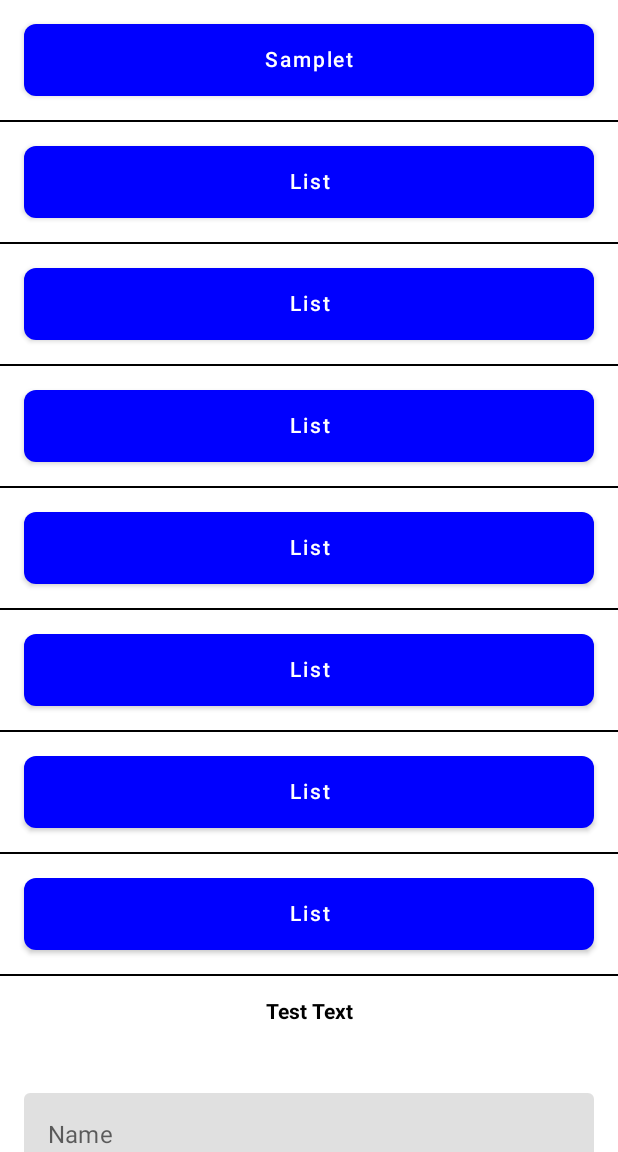
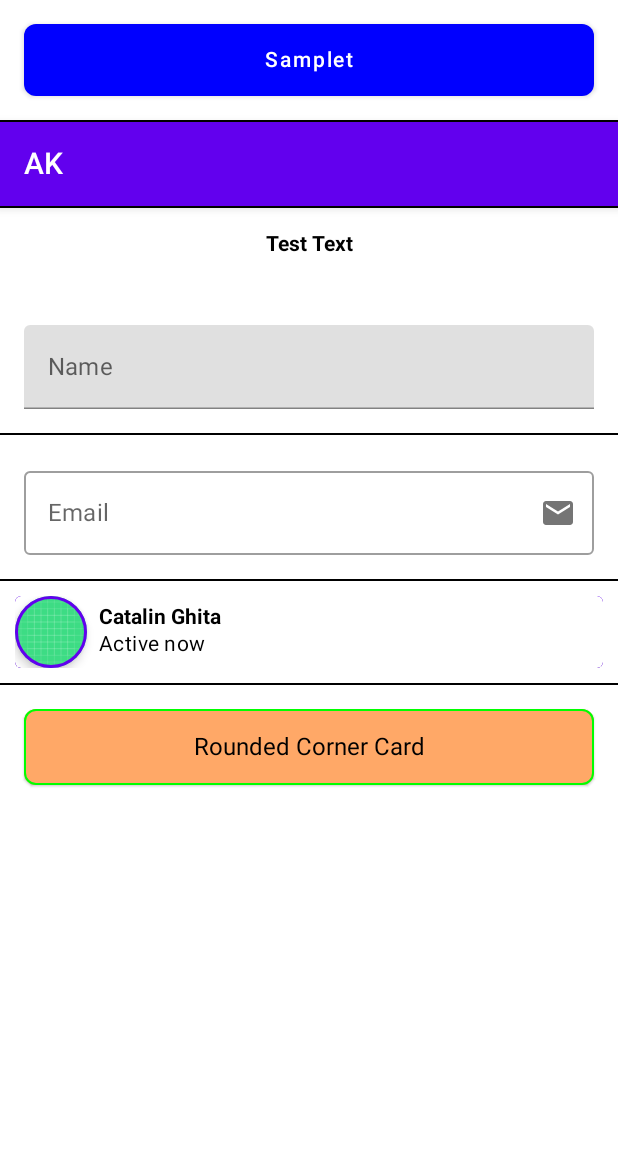
Before and after one commit to ajinkumar/jetpack_compose, an Android app built with Jetpack Compose: the screen it shows after launch (MainActivity), after a tap on "Menu Btn", on a phone screen of 412 x 824 dp, the part 84-1236 px from its top. Run offline under Robolectric (Android 15) with nearby library versions, the phone set to English and light mode, and no system bars.

Commit message:
UI components updated

```diff
--- a/app/src/main/AndroidManifest.xml
+++ b/app/src/main/AndroidManifest.xml
@@ -12,7 +12,7 @@
         android:supportsRtl="true"
         android:theme="@style/Theme.JetPackCompose">
         <activity
-            android:name=".MainActivity"
+            android:name=".activity.MainActivity"
             android:exported="true">
             <intent-filter>
                 <action android:name="android.intent.action.MAIN" />
@@ -21,7 +21,7 @@
             </intent-filter>
         </activity>
 
-        <activity android:name=".SampleListActivity"/>
+        <activity android:name=".activity.SampleListActivity"/>
     </application>
 
 </manifest>
--- a/app/src/main/java/com/example/jetpackcompose/MainActivity.kt
+++ /dev/null
@@ -1,233 +0,0 @@
-package com.example.jetpackcompose
-
-import android.content.Context
-import android.content.Intent
-import android.os.Bundle
-import androidx.activity.ComponentActivity
-import androidx.activity.compose.setContent
-import androidx.compose.foundation.layout.*
-import androidx.compose.foundation.shape.RoundedCornerShape
-import androidx.compose.material.*
-import androidx.compose.material.SnackbarDefaults.backgroundColor
-import androidx.compose.material.icons.Icons
-import androidx.compose.material.icons.filled.Menu
-import androidx.compose.ui.Alignment
-import androidx.compose.ui.Modifier
-import androidx.compose.ui.graphics.Color
-import androidx.compose.ui.res.colorResource
-import androidx.compose.ui.text.TextStyle
-import androidx.compose.ui.text.font.FontWeight
-import androidx.compose.ui.text.style.TextAlign
-import androidx.compose.ui.text.style.TextOverflow
-import androidx.compose.ui.tooling.preview.Preview
-import androidx.compose.ui.tooling.preview.PreviewParameter
-import androidx.compose.ui.tooling.preview.PreviewParameterProvider
-import androidx.compose.ui.unit.dp
-import androidx.compose.foundation.layout.Arrangement as Arrangement1
-import androidx.compose.foundation.lazy.LazyColumn
-import androidx.compose.foundation.rememberScrollState
-import androidx.compose.foundation.verticalScroll
-import androidx.compose.ui.text.input.KeyboardType
-import androidx.compose.material.TextField
-import androidx.compose.material.icons.filled.Email
-import androidx.compose.runtime.*
-import androidx.compose.ui.text.input.TextFieldValue
-
-
-class MainActivity : ComponentActivity() {
-    override fun onCreate(savedInstanceState: Bundle?) {
-        super.onCreate(savedInstanceState)
-        setContent {
-            Column(
-                Modifier
-                    .fillMaxSize() // first, set the max size
-                    .verticalScroll(rememberScrollState()) // then set the scroll
-            ) {
-                Surface(color = MaterialTheme.colors.background) {
-                    ToolbarWidget();
-                }
-
-                ButtonComponent(
-                    intent = Intent(this@MainActivity, SampleListActivity::class.java),
-                    buttonText = "Samplet"
-                )
-
-                Divider(color = Color.Black)
-
-                ButtonComponent(
-                    intent = Intent(this@MainActivity, SampleListActivity::class.java),
-                    buttonText = "List"
-                )
-
-                Divider(color = Color.Black)
-
-                ButtonComponent(
-                    intent = Intent(this@MainActivity, SampleListActivity::class.java),
-                    buttonText = "List"
-                )
-
-                Divider(color = Color.Black)
-
-                ButtonComponent(
-                    intent = Intent(this@MainActivity, SampleListActivity::class.java),
-                    buttonText = "List"
-                )
-
-                Divider(color = Color.Black)
-
-                ButtonComponent(
-                    intent = Intent(this@MainActivity, SampleListActivity::class.java),
-                    buttonText = "List"
-                )
-
-                Divider(color = Color.Black)
-
-                ButtonComponent(
-                    intent = Intent(this@MainActivity, SampleListActivity::class.java),
-                    buttonText = "List"
-                )
-
-                Divider(color = Color.Black)
-
-                ButtonComponent(
-                    intent = Intent(this@MainActivity, SampleListActivity::class.java),
-                    buttonText = "List"
-                )
-
-                Divider(color = Color.Black)
-
-                ButtonComponent(
-                    intent = Intent(this@MainActivity, SampleListActivity::class.java),
-                    buttonText = "List"
-                )
-
-                Divider(color = Color.Black)
-
-                SetTextStyling("Test Text")
-
-                LabelAndPlaceHolder()
-
-                TextFieldWithIcons()
-
-            }
-        }
-    }
-
-    override fun onResume() {
-        super.onResume()
-    }
-
-    @Composable
-    fun LabelAndPlaceHolder() {
-        var text by remember { mutableStateOf(TextFieldValue("")) }
-
-        TextField(
-            value = text,
-            onValueChange = {
-                text = it
-            },
-            label = { Text(text = "Name") },
-            placeholder = { Text(text = "Name") },
-            modifier = Modifier
-                .padding(16.dp)
-                .fillMaxWidth(),
-            )
-    }
-
-    @Composable
-    fun TextFieldWithIcons() {
-        var text by remember { mutableStateOf(TextFieldValue("")) }
-        return OutlinedTextField(
-            value = text,
-//            leadingIcon = { Icon(imageVector = Icon, contentDescription = "emailIcon") },
-            trailingIcon = { Icon(imageVector = Icons.Default.Email, contentDescription = null) },
-            onValueChange = {
-                text = it
-            },
-            label = { Text(text = "Email address") },
-            placeholder = { Text(text = "Enter your e-mail") },
-        )
-    }
-
-    @Composable
-    fun ButtonComponent(intent: Intent, buttonText: String) {
-        Button(
-            onClick = {
-                startActivity(intent)
-            },
-            modifier = Modifier
-                .padding(16.dp)
-                .fillMaxWidth(),
-            shape = RoundedCornerShape(8.dp),
-            colors = ButtonDefaults.buttonColors(backgroundColor = Color.Blue)
-        ) {
-            Text(
-                modifier = Modifier
-                    .fillMaxSize()
-                    .padding(8.dp),
-                text = buttonText,
-                textAlign = TextAlign.Center,
-                color = Color.White
-            )
-        }
-    }
-
-    @Preview(showBackground = true)
-    @Composable
-    fun DefaultPreview() {
-        ToolbarWidget();
-    }
-
-    @Composable
-    fun ToolbarWidget() {
-        TopAppBar(
-            title = {
-                Text(text = "JetPack Compose")
-            },
-            navigationIcon = {
-                IconButton(onClick = { }) {
-                    Icon(imageVector = Icons.Filled.Menu, contentDescription = "Menu Btn")
-                }
-            },
-            backgroundColor = Color.Cyan,
-            contentColor = Color.White,
-            elevation = 2.dp
-        )
-    }
-
-
-    @Composable
-    fun SetTextStyling(displayText: String, style: TextStyle? = null, maxLines: Int? = null) {
-        Text(
-            text = displayText,
-            modifier = Modifier
-                .padding(16.dp)
-                .fillMaxWidth()
-                .heightIn(30.dp),
-            style = style ?: TextStyle.Default,
-            fontWeight = FontWeight.Bold,
-            overflow = TextOverflow.Ellipsis,
-            maxLines = maxLines ?: Int.MAX_VALUE,
-            textAlign = TextAlign.Center
-        )
-    }
-
-
-
-
-    data class User(val name :String, val maxLine :Int)
-
-    class SampleUserProvider: PreviewParameterProvider<User> {
-        override val values = sequenceOf(User("Jens", 5) ,User("Jim", 44))
-    }
-
-
-}
-
-
-
-@Preview(showBackground = true, backgroundColor = 0xFF00FF00, widthDp = 50, heightDp = 100)
-@Composable
-fun WithGreenBackground() {
-    Text("Hello World")
-}
--- /dev/null
+++ b/app/src/main/java/com/example/jetpackcompose/activity/MainActivity.kt
@@ -0,0 +1,279 @@
+package com.example.jetpackcompose.activity
+
+import android.content.Context
+import android.content.Intent
+import android.os.Bundle
+import android.widget.Toast
+import androidx.activity.ComponentActivity
+import androidx.activity.compose.setContent
+import androidx.appcompat.widget.ThemedSpinnerAdapter
+import androidx.compose.foundation.*
+import androidx.compose.foundation.layout.*
+import androidx.compose.foundation.shape.RoundedCornerShape
+import androidx.compose.material.*
+import androidx.compose.material.SnackbarDefaults.backgroundColor
+import androidx.compose.material.icons.Icons
+import androidx.compose.material.icons.filled.Menu
+import androidx.compose.ui.Alignment
+import androidx.compose.ui.Modifier
+import androidx.compose.ui.graphics.Color
+import androidx.compose.ui.res.colorResource
+import androidx.compose.ui.text.TextStyle
+import androidx.compose.ui.text.font.FontWeight
+import androidx.compose.ui.text.style.TextAlign
+import androidx.compose.ui.text.style.TextOverflow
+import androidx.compose.ui.tooling.preview.Preview
+import androidx.compose.ui.tooling.preview.PreviewParameter
+import androidx.compose.ui.tooling.preview.PreviewParameterProvider
+import androidx.compose.ui.unit.dp
+import androidx.compose.foundation.layout.Arrangement as Arrangement1
+import androidx.compose.foundation.lazy.LazyColumn
+import androidx.compose.foundation.shape.CircleShape
+import androidx.compose.ui.text.input.KeyboardType
+import androidx.compose.material.TextField
+import androidx.compose.material.icons.filled.Email
+import androidx.compose.runtime.*
+import androidx.compose.ui.draw.clip
+import androidx.compose.ui.graphics.SolidColor
+import androidx.compose.ui.layout.ContentScale
+import androidx.compose.ui.res.painterResource
+import androidx.compose.ui.text.input.TextFieldValue
+import androidx.compose.ui.unit.sp
+import com.example.jetpackcompose.R
+import com.example.jetpackcompose.ui.components.AppToolBar
+import com.example.jetpackcompose.ui.components.EditTextField
+import com.example.jetpackcompose.ui.components.LoadingScreen
+
+
+class MainActivity : ComponentActivity() {
+    override fun onCreate(savedInstanceState: Bundle?) {
+        super.onCreate(savedInstanceState)
+        setContent {
+            Column(
+                Modifier
+                    .fillMaxSize() // first, set the max size
+                    .verticalScroll(rememberScrollState()) // then set the scroll
+            ) {
+                Surface(color = MaterialTheme.colors.background) {
+                    ToolbarWidget();
+                }
+
+                ButtonComponent(
+                    intent = Intent(this@MainActivity, SampleListActivity::class.java),
+                    buttonText = "Samplet"
+                )
+
+                Divider(color = Color.Black)
+
+
+                AppToolBar(modifier = Modifier
+                    .fillMaxWidth(), title = "AK") {
+                }
+
+                Divider(color = Color.Black)
+
+                SetTextStyling("Test Text")
+
+                LabelAndPlaceHolder()
+
+                Divider(color = Color.Black)
+
+                EditTextField(label = "Email", placeHolder = "Enter your E-mail", onValueChange =  {
+                    Toast.makeText(this@MainActivity, "val $it", Toast.LENGTH_SHORT).show()
+                })
+
+                Divider(color = Color.Black)
+
+                ProfileCardComposable()
+
+                Divider(color = Color.Black)
+
+                RoundedCornerCardComponent()
+            }
+        }
+    }
+
+
+    @Composable
+    fun ButtonComponent(intent: Intent, buttonText: String) {
+        Button(
+            onClick = {
+                startActivity(intent)
+            },
+            modifier = Modifier
+                .padding(16.dp)
+                .fillMaxWidth(),
+            shape = RoundedCornerShape(8.dp),
+            colors = ButtonDefaults.buttonColors(backgroundColor = Color.Blue)
+        ) {
+            Text(
+                modifier = Modifier
+                    .fillMaxSize()
+                    .padding(8.dp),
+                text = buttonText,
+                textAlign = TextAlign.Center,
+                color = Color.White
+            )
+        }
+    }
+
+    @Composable
+    fun SetTextStyling(displayText: String, style: TextStyle? = null, maxLines: Int? = null) {
+        Text(
+            text = displayText,
+            modifier = Modifier
+                .padding(16.dp)
+                .fillMaxWidth()
+                .heightIn(30.dp),
+            style = style ?: TextStyle.Default,
+            fontWeight = FontWeight.Bold,
+            overflow = TextOverflow.Ellipsis,
+            maxLines = maxLines ?: Int.MAX_VALUE,
+            textAlign = TextAlign.Center
+        )
+    }
+
+    @Composable
+    fun LabelAndPlaceHolder() {
+        var text by remember { mutableStateOf(TextFieldValue("")) }
+
+        TextField(
+            value = text,
+            onValueChange = {
+                text = it
+            },
+            label = { Text(text = "Name") },
+            placeholder = { Text(text = "Name") },
+            modifier = Modifier
+                .padding(16.dp)
+                .fillMaxWidth(),
+        )
+    }
+
+    @Composable
+    fun MainActivityComposable() {
+        Surface(
+            modifier = Modifier.fillMaxSize(),
+            color = MaterialTheme.colors.primary
+        )
+        { ProfileCardComposable() }
+    }
+
+    @Composable
+    fun ProfileCardComposable() {
+        Card(
+            modifier = Modifier
+                .padding(10.dp)
+                .fillMaxSize()
+                .clip(RoundedCornerShape(4.dp))
+                .background(MaterialTheme.colors.primary)
+        ) {
+            Row(modifier = Modifier.height(intrinsicSize = IntrinsicSize.Max)) {
+                ProfilePictureComposable()
+                ProfileContentComposable()
+            }
+        }
+    }
+
+    @Composable
+    fun ProfilePictureComposable() {
+        Card(
+            shape = CircleShape,
+            border = BorderStroke(2.dp, color = MaterialTheme.colors.primary),
+            modifier = Modifier.size(48.dp),
+            elevation = 4.dp
+        ) {
+            Image(
+                painter = painterResource(id = R.drawable.ic_launcher_background),
+                contentScale = ContentScale.Crop,
+                modifier = Modifier.size(48.dp),
+
+                contentDescription = "Profile picture holder"
+            )
+        }
+    }
+
+    @Composable
+    fun ProfileContentComposable() {
+        Column(
+            modifier = Modifier
+                .fillMaxHeight()
+                .padding(start = 8.dp),
+            verticalArrangement = Arrangement1.aligned(Alignment.CenterVertically)
+        ) {
+            Text("Catalin Ghita", fontWeight = FontWeight.Bold)
+            Text(
+                text = "Active now",
+                style = MaterialTheme.typography.body2
+            )
+        }
+    }
+
+    @Composable
+    fun RoundedCornerCardComponent() {
+        Card(
+            shape = RoundedCornerShape(8.dp),
+            backgroundColor = Color(0xFFFFA867.toInt()),
+            border = BorderStroke(width = 1.dp, brush = SolidColor(Color.Green)),
+            modifier = Modifier
+                .padding(16.dp)
+                .fillMaxWidth()
+                .clickable(onClick = {
+                    Toast
+                        .makeText(this, "Thanks for clicking!", Toast.LENGTH_SHORT)
+                        .show()
+                })
+        ) {
+            Text(
+                text = "Rounded Corner Card",
+                textAlign = TextAlign.Center,
+                style = TextStyle(
+                    fontSize = 16.sp
+                ),
+                modifier = Modifier.padding(16.dp)
+            )
+        }
+    }
+
+
+    @Preview(showBackground = true)
+    @Composable
+    fun DefaultPreview() {
+        ToolbarWidget();
+    }
+
+    @Composable
+    fun ToolbarWidget() {
+        TopAppBar(
+            title = {
+                Text(text = "JetPack Compose")
+            },
+            navigationIcon = {
+                IconButton(onClick = {
+
+                }) {
+                    Icon(imageVector = Icons.Filled.Menu, contentDescription = "Menu Btn")
+                }
+            },
+
+            backgroundColor = Color.Cyan,
+            contentColor = Color.White,
+            elevation = 2.dp
+        )
+    }
+
+    @Composable
+    fun TextFieldComponent2(value: String, onValueChange: (String) -> Unit, placeholder: String) {
+        TextField(
+            value = value,
+            onValueChange = { textFieldValue -> onValueChange(textFieldValue) },
+            placeholder = { Text(placeholder, color = MaterialTheme.colors.secondary) }
+        )
+    }
+}
+
+@Preview(showBackground = true, backgroundColor = 0xFF00FF00, widthDp = 50, heightDp = 100)
+@Composable
+fun WithGreenBackground() {
+    Text("Hello World")
+}
--- a/app/src/main/java/com/example/jetpackcompose/ListItem.kt
+++ b/app/src/main/java/com/example/jetpackcompose/model/ListItem.kt
@@ -1,4 +1,4 @@
-package com.example.jetpackcompose
+package com.example.jetpackcompose.model
 
 /**
  * Created by Ajin Kumar on 25,February,2022
--- /dev/null
+++ b/app/src/main/java/com/example/jetpackcompose/ui/components/AppToolBar.kt
@@ -0,0 +1,36 @@
+package com.example.jetpackcompose.ui.components
+
+import androidx.compose.material.MaterialTheme
+import androidx.compose.material.Text
+import androidx.compose.material.TopAppBar
+import androidx.compose.runtime.Composable
+import androidx.compose.runtime.MutableState
+import androidx.compose.runtime.mutableStateOf
+import androidx.compose.runtime.remember
+import androidx.compose.ui.Modifier
+import androidx.compose.ui.graphics.Color
+import androidx.compose.ui.text.TextStyle
+import androidx.compose.ui.text.style.TextAlign
+
+
+/**
+ * Created by Ajin Kumar on 03,March,2022
+ */
+@Composable
+fun AppToolBar(
+    modifier: Modifier,
+    title: String,
+    icon: @Composable () -> Unit
+) {
+    TopAppBar (
+        modifier = modifier,
+        backgroundColor = MaterialTheme.colors.primary,
+        contentColor = Color.White,
+        title = {
+            Text(text = title)
+        },
+        actions = {
+            icon()
+        }
+    )
+}
--- /dev/null
+++ b/app/src/main/java/com/example/jetpackcompose/ui/components/EditTextField.kt
@@ -0,0 +1,35 @@
+package com.example.jetpackcompose.ui.components
+
+import androidx.compose.foundation.layout.fillMaxWidth
+import androidx.compose.foundation.layout.padding
+import androidx.compose.material.Icon
+import androidx.compose.material.OutlinedTextField
+import androidx.compose.material.Text
+import androidx.compose.material.icons.Icons
+import androidx.compose.material.icons.filled.Email
+import androidx.compose.runtime.*
+import androidx.compose.ui.Modifier
+import androidx.compose.ui.text.input.TextFieldValue
+import androidx.compose.ui.unit.dp
+
+/**
+ * Created by Ajin Kumar on 04,March,2022
+ */
+
+@Composable
+fun EditTextField(label: String, placeHolder: String, onValueChange: (String) -> Unit) {
+    var text by remember { mutableStateOf(TextFieldValue("")) }
+    return OutlinedTextField(
+        value = text,
+//            leadingIcon = { Icon(imageVector = Icon, contentDescription = "emailIcon") },
+        trailingIcon = { Icon(imageVector = Icons.Default.Email, contentDescription = null) },
+        onValueChange = {
+            text -> onValueChange(text.text)
+        },
+        label = { Text(text = label) },
+        placeholder = { Text(text = placeHolder) },
+        modifier = Modifier
+            .padding(16.dp)
+            .fillMaxWidth(),
+    )
+}
--- /dev/null
+++ b/app/src/main/java/com/example/jetpackcompose/ui/components/LoadingScreen.kt
@@ -0,0 +1,53 @@
+package com.example.jetpackcompose.ui.components
+
+import androidx.compose.foundation.Image
+import androidx.compose.foundation.layout.*
+import androidx.compose.material.LinearProgressIndicator
+import androidx.compose.material.MaterialTheme
+import androidx.compose.material.Surface
+import androidx.compose.material.Text
+import androidx.compose.runtime.Composable
+import androidx.compose.ui.Alignment
+import androidx.compose.ui.Modifier
+import androidx.compose.ui.graphics.Color
+import androidx.compose.ui.res.painterResource
+import androidx.compose.ui.res.stringResource
+import androidx.compose.ui.unit.dp
+import com.example.jetpackcompose.R
+
+/**
+ * Created by Ajin Kumar on 03,March,2022
+ */
+@Composable
+fun LoadingScreen() {
+    Surface(
+    color = MaterialTheme.colors.primary,
+        modifier = Modifier
+            .fillMaxHeight(.8f)
+            .fillMaxWidth()
+    )
+    {
+        Column(
+            verticalArrangement = Arrangement.Center,
+            horizontalAlignment = Alignment.CenterHorizontally) {
+            Image(
+                painter = painterResource(id = R.drawable.ic_launcher_background),
+                modifier = Modifier.size(128.dp),
+                contentDescription = stringResource(id = R.string.app_name)
+            )
+
+            LinearProgressIndicator(
+                color = Color.LightGray,
+                modifier = Modifier
+                    .width(128.dp)
+                    .padding(16.dp)
+            )
+
+            Text(
+                text = stringResource(id = R.string.app_name),
+                modifier = Modifier.wrapContentSize()
+            )
+        }
+
+    }
+}
```
Also changed, not shown: app/src/main/java/com/example/jetpackcompose/activity/SampleListActivity.kt (renamed from app/src/main/java/com/example/jetpackcompose/SampleListActivity.kt, +4 -8 lines), app/src/main/java/com/example/jetpackcompose/ui/Color.kt (renamed from app/src/main/java/com/example/jetpackcompose/Color.kt), app/src/main/java/com/example/jetpackcompose/ui/Shape.kt (renamed from app/src/main/java/com/example/jetpackcompose/Shape.kt), app/src/main/java/com/example/jetpackcompose/ui/Theme.kt (renamed from app/src/main/java/com/example/jetpackcompose/Theme.kt).
